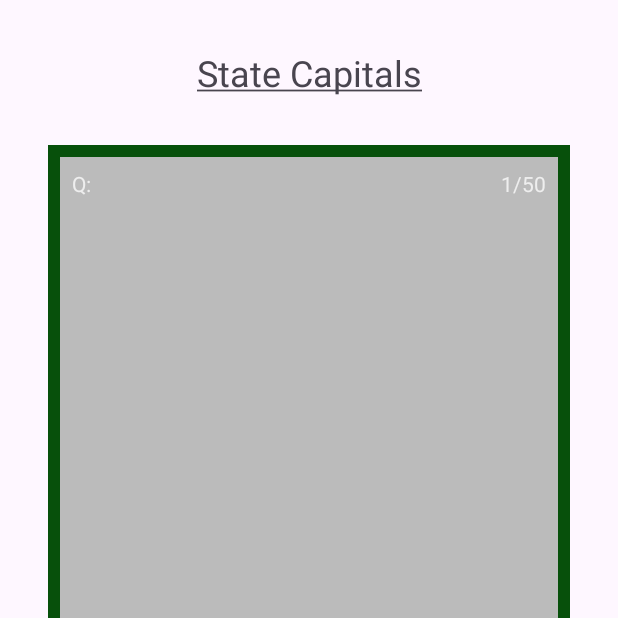
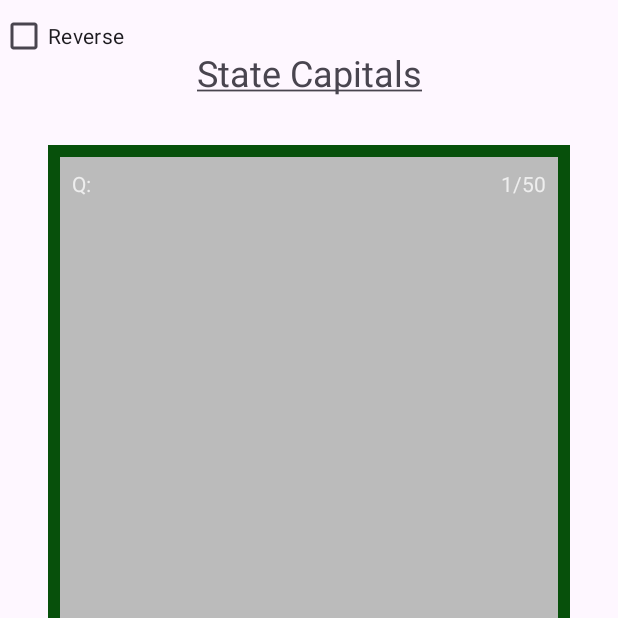
Before and after one commit to twadeclark/BrainSwiper, an Android app: the screen it shows after launch (FlashcardActivity), after a tap on "State Capitals", on a phone screen of 412 x 824 dp, the top half of it. Run offline under Robolectric (Android 15) with nearby library versions, the phone set to English and light mode, and no system bars; our stand-ins replace Room's generated code.

Commit message:
added reverse deck

```diff
--- a/app/src/main/java/com/twadeclark/brainswiper/FlashcardActivity.java
+++ b/app/src/main/java/com/twadeclark/brainswiper/FlashcardActivity.java
@@ -245,25 +245,42 @@ public class FlashcardActivity extends AppCompatActivity {
     private void showCurrentFlashcardFront() {
         binding.constraintLayoutInterior.setBackgroundColor((ContextCompat.getColor(this, R.color.colorCardFront)));
         binding.flashcardTextView.setTextColor((ContextCompat.getColor(this, R.color.colorCardFrontText)));
+        isFrontOfCardShown = true;
+
         if (currentCardIndex >= deckLength) {
             binding.constraintLayoutFlipper.setBackgroundColor((ContextCompat.getColor(this, R.color.colorCardRed)));
         } else {
             binding.constraintLayoutFlipper.setBackgroundColor((ContextCompat.getColor(this, R.color.colorCardGreen)));
         }
 
-        isFrontOfCardShown = true;
-        String s = flashcardList.get(currentCardIndex).getFront();
-        binding.flashcardTextView.setText(s);
         binding.statusQA.setText("Q:");
-        binding.countDisplay.setText("" + (currentCardIndex + 1) + "/" + flashcardList.size());
+        String countDisplayText = "" + (currentCardIndex + 1) + "/" + flashcardList.size();
+        binding.countDisplay.setText(countDisplayText);
+
+        //
+        binding.flashcardTextView.setText(cardFrontReversedIfNeeded());
+    }
+
+    private String cardFrontReversedIfNeeded() {
+        return binding.checkBoxReverse.isChecked() ? flashcardList.get(currentCardIndex).getBack() : flashcardList.get(currentCardIndex).getFront();
+    }
+
+    private String cardBackReversedIfNeeded() {
+        return binding.checkBoxReverse.isChecked() ? flashcardList.get(currentCardIndex).getFront() : flashcardList.get(currentCardIndex).getBack();
     }
 
     private void showCurrentFlashcardBack() {
         binding.constraintLayoutInterior.setBackgroundColor((ContextCompat.getColor(this, R.color.colorCardBack)));
         binding.flashcardTextView.setTextColor((ContextCompat.getColor(this, R.color.colorCardBackText)));
         isFrontOfCardShown = false;
-        binding.flashcardTextView.setText(flashcardList.get(currentCardIndex).getBack());
-        binding.statusQA.setText("Q: "+ flashcardList.get(currentCardIndex).getFront() + "\n" + "A:");
+
+        //
+//        String cardFront = binding.checkBoxReverse.isChecked() ? flashcardList.get(currentCardIndex).getBack() : flashcardList.get(currentCardIndex).getFront();
+//        String cardBack = binding.checkBoxReverse.isChecked() ? flashcardList.get(currentCardIndex).getFront() : flashcardList.get(currentCardIndex).getBack();
+
+        String statusQAText = "Q: " + cardFrontReversedIfNeeded() + "\n" + "A:";
+        binding.statusQA.setText(statusQAText);
+        binding.flashcardTextView.setText(cardBackReversedIfNeeded());
 
     }
 
--- a/app/src/main/res/layout/activity_flashcard.xml
+++ b/app/src/main/res/layout/activity_flashcard.xml
@@ -103,4 +103,12 @@
 
     </androidx.constraintlayout.widget.ConstraintLayout>
 
+    <CheckBox
+        android:id="@+id/checkBoxReverse"
+        android:layout_width="wrap_content"
+        android:layout_height="wrap_content"
+        android:text="Reverse"
+        app:layout_constraintStart_toStartOf="parent"
+        app:layout_constraintTop_toTopOf="parent" />
+
 </androidx.constraintlayout.widget.ConstraintLayout>
```
